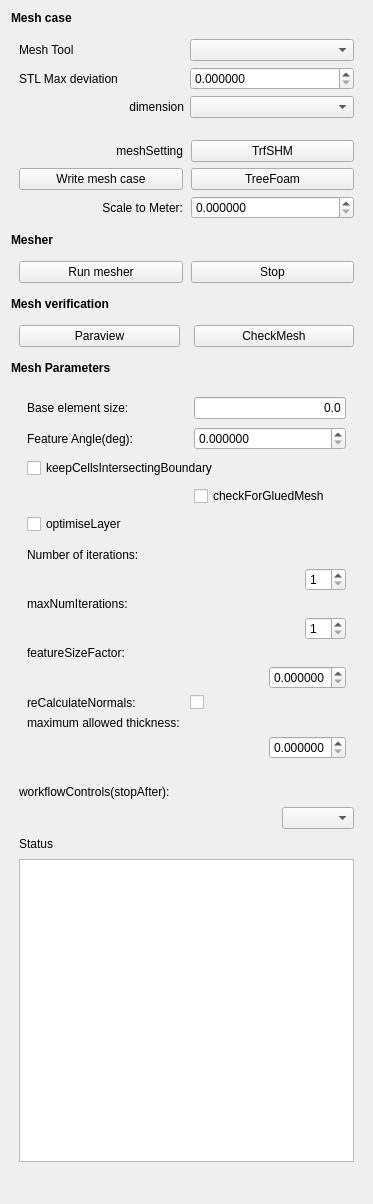
This is dexcsTaskPanelCfdMesh.ui in dexcs-of/workbentch as Qt 5 draws it before an edit. The edited form follows.
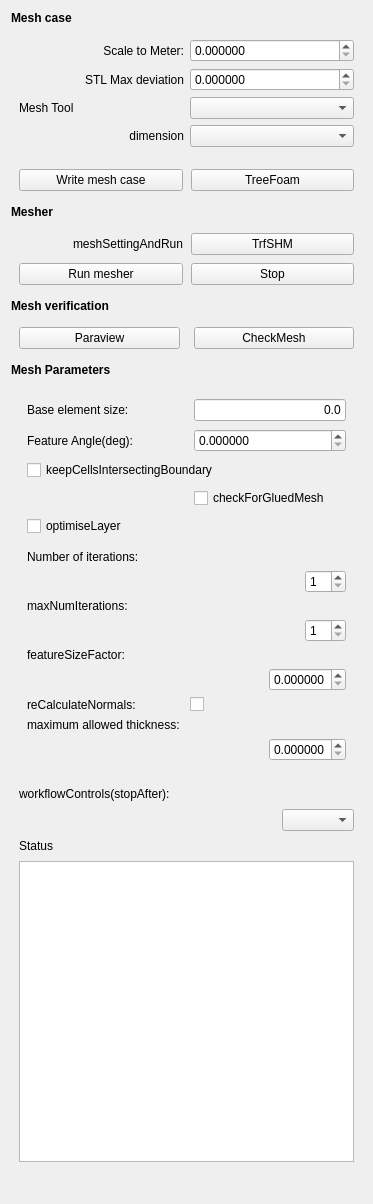
This is the edited form. Custom widgets are drawn as their Qt base class.

The edit to the form file:
```diff
--- a/dexcsTaskPanelCfdMesh.ui
+++ b/dexcsTaskPanelCfdMesh.ui
@@ -40,38 +40,67 @@
      <property name="bottomMargin">
       <number>8</number>
      </property>
-     <item row="0" column="1">
-      <widget class="QComboBox" name="cb_meshTool"/>
-     </item>
-     <item row="2" column="0">
-      <widget class="QLabel" name="l_dimension">
-       <property name="text">
-        <string>dimension</string>
-       </property>
-       <property name="alignment">
-        <set>Qt::AlignRight|Qt::AlignTrailing|Qt::AlignVCenter</set>
-       </property>
-      </widget>
-     </item>
-     <item row="0" column="0">
+     <item row="4" column="0">
       <widget class="QLabel" name="l_meshTool">
        <property name="text">
         <string>Mesh Tool</string>
        </property>
       </widget>
      </item>
+     <item row="1" column="1">
+      <widget class="QDoubleSpinBox" name="if_stlMaxDev">
+       <property name="decimals">
+        <number>6</number>
+       </property>
+       <property name="minimum">
+        <double>0.000000000000000</double>
+       </property>
+       <property name="maximum">
+        <double>1000.000000000000000</double>
+       </property>
+       <property name="singleStep">
+        <double>0.001000000000000</double>
+       </property>
+      </widget>
+     </item>
      <item row="1" column="0">
       <widget class="QLabel" name="l_stlMaxDev">
        <property name="text">
         <string>STL Max deviation</string>
        </property>
+       <property name="alignment">
+        <set>Qt::AlignRight|Qt::AlignTrailing|Qt::AlignVCenter</set>
+       </property>
       </widget>
      </item>
-     <item row="2" column="1">
+     <item row="4" column="1">
+      <widget class="QComboBox" name="cb_meshTool"/>
+     </item>
+     <item row="5" column="0">
+      <widget class="QLabel" name="l_dimension">
+       <property name="text">
+        <string>dimension</string>
+       </property>
+       <property name="alignment">
+        <set>Qt::AlignRight|Qt::AlignTrailing|Qt::AlignVCenter</set>
+       </property>
+      </widget>
+     </item>
+     <item row="5" column="1">
       <widget class="QComboBox" name="cb_dimension"/>
      </item>
-     <item row="1" column="1">
-      <widget class="QDoubleSpinBox" name="if_stlMaxDev">
+     <item row="0" column="0">
+      <widget class="QLabel" name="l_scaleToMeter">
+       <property name="text">
+        <string>Scale to Meter:</string>
+       </property>
+       <property name="alignment">
+        <set>Qt::AlignRight|Qt::AlignTrailing|Qt::AlignVCenter</set>
+       </property>
+      </widget>
+     </item>
+     <item row="0" column="1">
+      <widget class="QDoubleSpinBox" name="if_scaleToMeter">
        <property name="decimals">
         <number>6</number>
        </property>
@@ -82,7 +111,7 @@
         <double>1000.000000000000000</double>
        </property>
        <property name="singleStep">
-        <double>0.001000000000000</double>
+        <double>0.100000000000000</double>
        </property>
       </widget>
      </item>
@@ -115,32 +144,6 @@
        </property>
       </widget>
      </item>
-     <item row="2" column="2">
-      <widget class="QDoubleSpinBox" name="if_scaleToMeter">
-       <property name="decimals">
-        <number>6</number>
-       </property>
-       <property name="minimum">
-        <double>0.000000000000000</double>
-       </property>
-       <property name="maximum">
-        <double>1000.000000000000000</double>
-       </property>
-       <property name="singleStep">
-        <double>0.100000000000000</double>
-       </property>
-      </widget>
-     </item>
-     <item row="2" column="1">
-      <widget class="QLabel" name="l_scaleToMeter">
-       <property name="text">
-        <string>Scale to Meter:</string>
-       </property>
-       <property name="alignment">
-        <set>Qt::AlignRight|Qt::AlignTrailing|Qt::AlignVCenter</set>
-       </property>
-      </widget>
-     </item>
      <item row="1" column="2">
       <widget class="QPushButton" name="pb_edit_mesh">
        <property name="text">
@@ -148,23 +151,6 @@
        </property>
       </widget>
      </item>
-     <item row="0" column="2">
-      <widget class="QPushButton" name="pb_trf_shm">
-       <property name="text">
-        <string>TrfSHM</string>
-       </property>
-      </widget>
-     </item>
-     <item row="0" column="1">
-      <widget class="QLabel" name="label_4">
-       <property name="text">
-        <string>meshSetting</string>
-       </property>
-       <property name="alignment">
-        <set>Qt::AlignRight|Qt::AlignTrailing|Qt::AlignVCenter</set>
-       </property>
-      </widget>
-     </item>
     </layout>
    </item>
    <item>
@@ -180,7 +166,7 @@
     </widget>
    </item>
    <item>
-    <layout class="QGridLayout" name="gridLayout_3" rowstretch="0,0">
+    <layout class="QGridLayout" name="gridLayout_3" rowstretch="0,0,0,0">
      <property name="leftMargin">
       <number>8</number>
      </property>
@@ -196,20 +182,37 @@
      <property name="spacing">
       <number>8</number>
      </property>
-     <item row="1" column="1">
-      <widget class="QPushButton" name="pb_stop_mesh">
-       <property name="text">
-        <string>Stop</string>
-       </property>
-      </widget>
-     </item>
-     <item row="1" column="0">
+     <item row="2" column="0">
       <widget class="QPushButton" name="pb_run_mesh">
        <property name="text">
         <string>Run mesher</string>
        </property>
       </widget>
      </item>
+     <item row="2" column="1">
+      <widget class="QPushButton" name="pb_stop_mesh">
+       <property name="text">
+        <string>Stop</string>
+       </property>
+      </widget>
+     </item>
+     <item row="1" column="0">
+      <widget class="QLabel" name="label_4">
+       <property name="text">
+        <string>meshSettingAndRun</string>
+       </property>
+       <property name="alignment">
+        <set>Qt::AlignRight|Qt::AlignTrailing|Qt::AlignVCenter</set>
+       </property>
+      </widget>
+     </item>
+     <item row="1" column="1">
+      <widget class="QPushButton" name="pb_trf_shm">
+       <property name="text">
+        <string>TrfSHM</string>
+       </property>
+      </widget>
+     </item>
     </layout>
    </item>
    <item>
```
